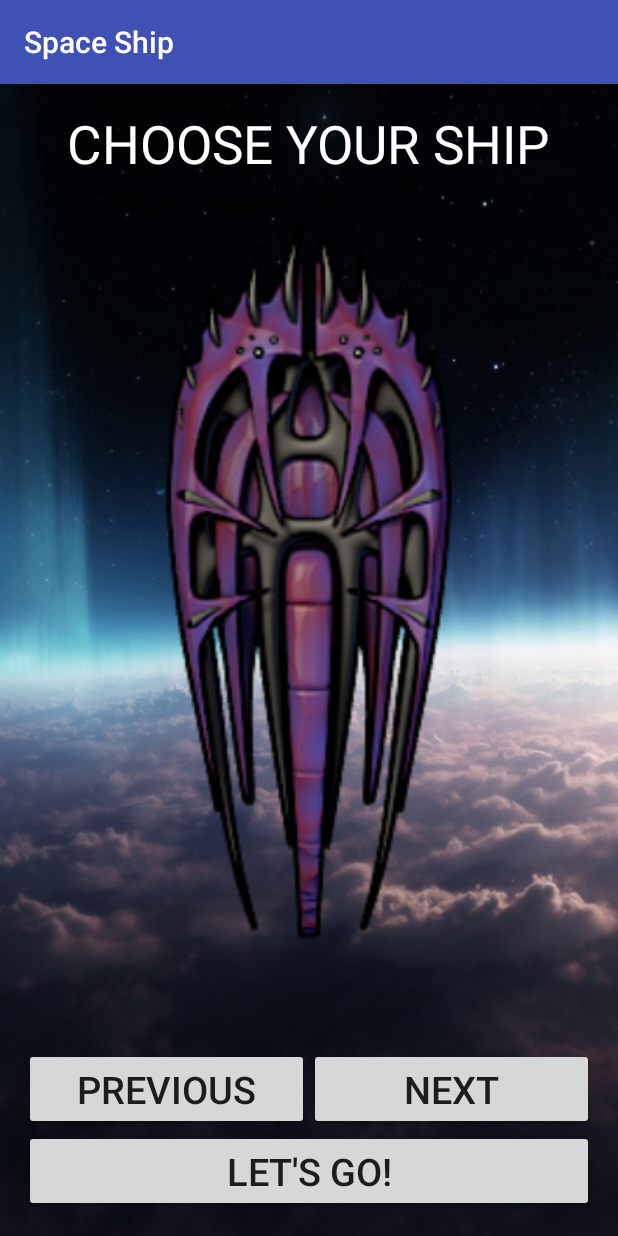
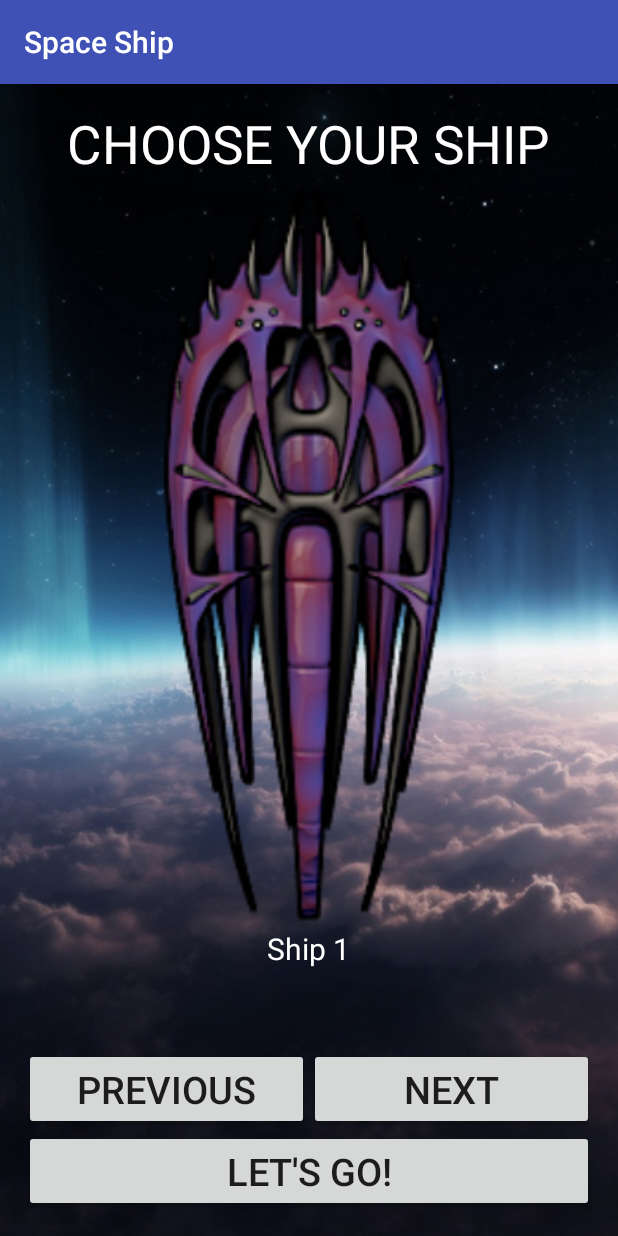
Before and after one commit to landtanin/Space-Ship, an Android app: the ChooseShip screen opened directly, with no data from a screen before it, on a phone screen of 412 x 824 dp. Run offline under Robolectric (Android 15) with nearby library versions, the phone set to English and light mode, and no system bars.

Commit message:
ChooseShip UI fixed, ship number label at the bottom of ship's picture

```diff
--- a/app/src/main/java/com/example/landtanin/spaceship/ChooseShip.java
+++ b/app/src/main/java/com/example/landtanin/spaceship/ChooseShip.java
@@ -8,15 +8,16 @@ import android.support.v7.app.AppCompatActivity;
 import android.view.View;
 import android.widget.Button;
 import android.widget.ImageView;
+import android.widget.TextView;
 
 public class ChooseShip extends AppCompatActivity {
 
-    int[] shipImages;
+    private int[] shipImages;
     private ImageView shipView;
     private Button previousButton, nextButton, shipSelectButton;
     private int shipCount; // form 0-9
-
-    //String[] shipDetail;
+    private TextView shipNo;
+    private String[] shipName;
 
     @Override
     protected void onCreate(Bundle savedInstanceState) {
@@ -38,6 +39,7 @@ public class ChooseShip extends AppCompatActivity {
 
     private void changePicButton() {
 
+        shipCount = 1;
         nextButton.setOnClickListener(new View.OnClickListener() {
             @Override
             public void onClick(View v) {
@@ -48,11 +50,13 @@ public class ChooseShip extends AppCompatActivity {
                 if (shipCount<10) {
 
                     shipView.setImageResource(shipImages[shipCount]);
+                    shipNo.setText(shipName[shipCount]);
 
                 } else if (shipCount == 10) {
 
                     shipCount = 0;
                     shipView.setImageResource(shipImages[shipCount]);
+                    shipNo.setText(shipName[shipCount]);
 
                 }
 
@@ -75,11 +79,13 @@ public class ChooseShip extends AppCompatActivity {
                 if (shipCount>=0) {
 
                     shipView.setImageResource(shipImages[shipCount]);
+                    shipNo.setText(shipName[shipCount]);
 
                 } else if (shipCount == -1) {
 
                     shipCount = 9;
                     shipView.setImageResource(shipImages[shipCount]);
+                    shipNo.setText(shipName[shipCount]);
 
                 }
 
@@ -126,6 +132,8 @@ public class ChooseShip extends AppCompatActivity {
 
         };
 
+        shipName = res.getStringArray(R.array.Titles);
+
     }
 
     private void bindWidget() {
@@ -134,6 +142,7 @@ public class ChooseShip extends AppCompatActivity {
         previousButton = (Button) findViewById(R.id.previousButton);
         nextButton = (Button) findViewById(R.id.nextButton);
         shipSelectButton = (Button) findViewById(R.id.selectShipButton);
+        shipNo = (TextView) findViewById(R.id.shipNameText);
 
     }
 }
--- a/app/src/main/res/layout/activity_choose_ship.xml
+++ b/app/src/main/res/layout/activity_choose_ship.xml
@@ -22,21 +22,36 @@
             android:id="@+id/chooseShipText"
             android:layout_gravity="center_horizontal"
             android:textSize="35dp"
-            android:textColor="#ffffff"
-            android:layout_marginBottom="20dp" />
+            android:textColor="#ffffff" />
 
-        <ImageView
+        <LinearLayout
+            android:orientation="vertical"
             android:layout_width="match_parent"
             android:layout_height="match_parent"
-            android:id="@+id/shipView"
-            android:layout_weight="0.2"
-            android:src="@drawable/ship1" />
+            android:layout_weight="0.2">
+
+            <ImageView
+                android:layout_width="match_parent"
+                android:layout_height="match_parent"
+                android:id="@+id/shipView"
+                android:layout_weight="0.2"
+                android:src="@drawable/ship1" />
+
+            <TextView
+                android:layout_width="wrap_content"
+                android:layout_height="wrap_content"
+                android:text="Ship 1"
+                android:id="@+id/shipNameText"
+                android:layout_gravity="center_horizontal"
+                android:textSize="20dp"
+                android:textColor="#ffffff" />
+        </LinearLayout>
 
         <LinearLayout
             android:orientation="horizontal"
             android:layout_width="match_parent"
             android:layout_height="match_parent"
-            android:layout_weight="0.5">
+            android:layout_weight="0.6">
 
             <Button
                 android:layout_width="match_parent"
```
